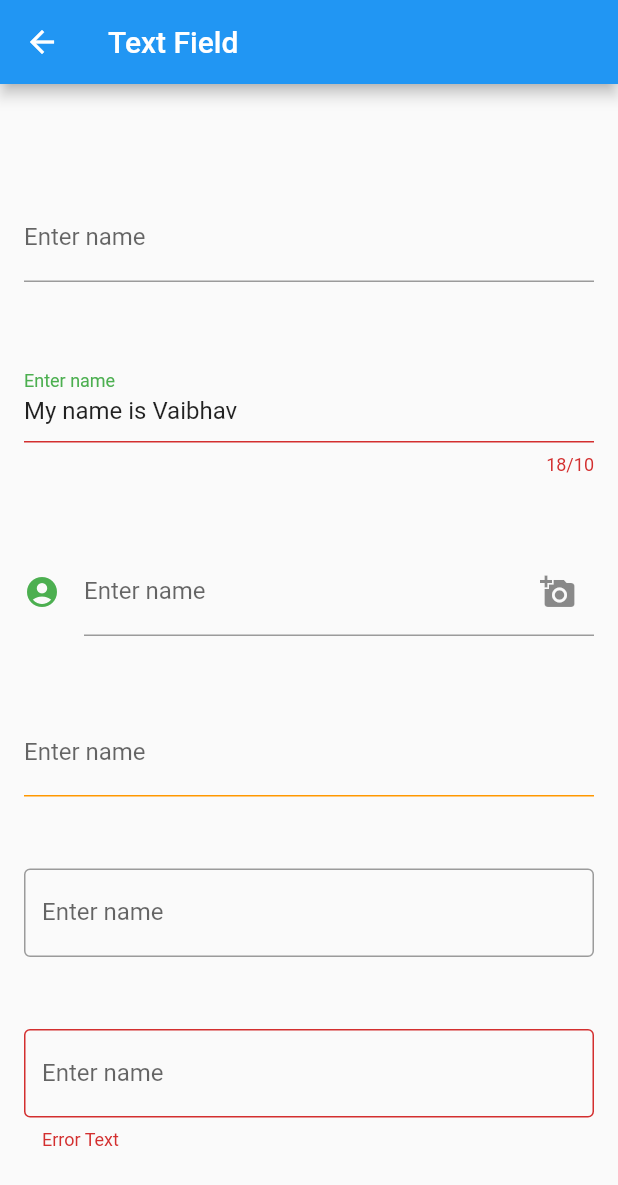
After one commit to Gogo-jiii/Flutter-All-In-One, a Flutter app: the TextFieldScreen screen opened directly, on a phone screen of 412 x 824 dp. The commit adds this screen. Shown: the top 1185 px of the screen. Run offline on Flutter 3.47's test engine with Material 2 defaults, Android fonts, the phone set to English and light mode, and no system bars; our stand-ins replace fluttertoast.

Commit message:
text fields

```diff
--- a/lib/main.dart
+++ b/lib/main.dart
@@ -2,6 +2,7 @@ import 'package:flutter/material.dart';
 import 'package:flutter_all_in_one/modules/button/ButtonScreen.dart';
 import 'package:flutter_all_in_one/modules/hello_world/HelloWorldScreen.dart';
 import 'package:flutter_all_in_one/modules/snackbar/snackbar_screen.dart';
+import 'package:flutter_all_in_one/modules/text_field/TextFieldScreen.dart';
 import 'package:flutter_all_in_one/modules/toast/toast_screen.dart';
 
 import 'modules/common_widgets/common_widgets.dart';
@@ -36,7 +37,7 @@ class MyHomePage extends StatefulWidget {
 }
 
 class _MyHomePageState extends State<MyHomePage> {
-  var data = ["Hello World", "Snack Bar", "Toast", "Button"];
+  var data = ["Hello World", "Snack Bar", "Toast", "Button", "Text Field"];
 
   @override
   Widget build(BuildContext context) {
@@ -77,6 +78,10 @@ void navigate(BuildContext context, int index) {
       Navigator.push(
           context, MaterialPageRoute(builder: (_) => const ButtonScreen()));
       break;
+    case DashboardItemsType.textField:
+      Navigator.push(
+          context, MaterialPageRoute(builder: (_) => const TextFieldScreen()));
+      break;
   }
 }
 
@@ -84,7 +89,8 @@ enum DashboardItemsType {
   helloWorld,
   snackBar,
   toast,
-  button;
+  button,
+  textField;
 }
 
 DashboardItemsType getListItemType(int index) {
--- /dev/null
+++ b/lib/modules/text_field/TextFieldScreen.dart
@@ -0,0 +1,101 @@
+import 'package:flutter/material.dart';
+
+import '../common_widgets/common_widgets.dart';
+
+class TextFieldScreen extends StatefulWidget {
+  const TextFieldScreen({Key? key}) : super(key: key);
+
+  @override
+  State<TextFieldScreen> createState() => _TextFieldScreenState();
+}
+
+class _TextFieldScreenState extends State<TextFieldScreen> {
+  @override
+  Widget build(BuildContext context) {
+    return Scaffold(
+        appBar: getAppBar(context, "Text Field"),
+        body: Center(
+          child: Container(
+            margin: const EdgeInsets.only(top: 16),
+            child: SingleChildScrollView(
+              scrollDirection: Axis.vertical,
+              child: Column(
+                children: [
+                  Container(
+                    margin: const EdgeInsets.all(16),
+                    child: TextFormField(
+                      decoration: const InputDecoration(
+                          border: UnderlineInputBorder(),
+                          labelText: "Enter name"),
+                    ),
+                  ),
+                  const SizedBox(height: 16),
+                  Container(
+                    margin: const EdgeInsets.all(16),
+                    child: TextFormField(
+                      maxLength: 10,
+                      initialValue: "My name is Vaibhav",
+                      decoration: const InputDecoration(
+                        border: UnderlineInputBorder(),
+                        labelText: "Enter name",
+                        labelStyle: TextStyle(color: Colors.green),
+                        helperText: "Helper Text",
+                      ),
+                    ),
+                  ),
+                  const SizedBox(height: 16),
+                  Container(
+                    margin: const EdgeInsets.all(16),
+                    child: TextFormField(
+                      decoration: const InputDecoration(
+                        border: UnderlineInputBorder(),
+                        labelText: "Enter name",
+                        suffixIcon: Icon(Icons.add_a_photo),
+                        icon: Icon(
+                          Icons.account_circle,
+                          color: Colors.green,
+                        ),
+                      ),
+                    ),
+                  ),
+                  const SizedBox(height: 16),
+                  Container(
+                    margin: const EdgeInsets.all(16),
+                    child: TextFormField(
+                      decoration: const InputDecoration(
+                        enabledBorder: UnderlineInputBorder(
+                          borderSide: BorderSide(color: Colors.orange),
+                        ),
+                        labelText: "Enter name",
+                      ),
+                    ),
+                  ),
+                  const SizedBox(height: 16),
+                  Container(
+                    margin: const EdgeInsets.all(16),
+                    child: TextFormField(
+                      decoration: const InputDecoration(
+                        border: OutlineInputBorder(),
+                        hintText: "Hint text",
+                        labelText: "Enter name",
+                      ),
+                    ),
+                  ),
+                  const SizedBox(height: 16),
+                  Container(
+                    margin: const EdgeInsets.all(16),
+                    child: TextFormField(
+                      decoration: const InputDecoration(
+                        border: OutlineInputBorder(),
+                        errorText: "Error Text",
+                        labelText: "Enter name",
+                      ),
+                    ),
+                  ),
+                ],
+              ),
+            ),
+          ),
+        ));
+  }
+}
```
